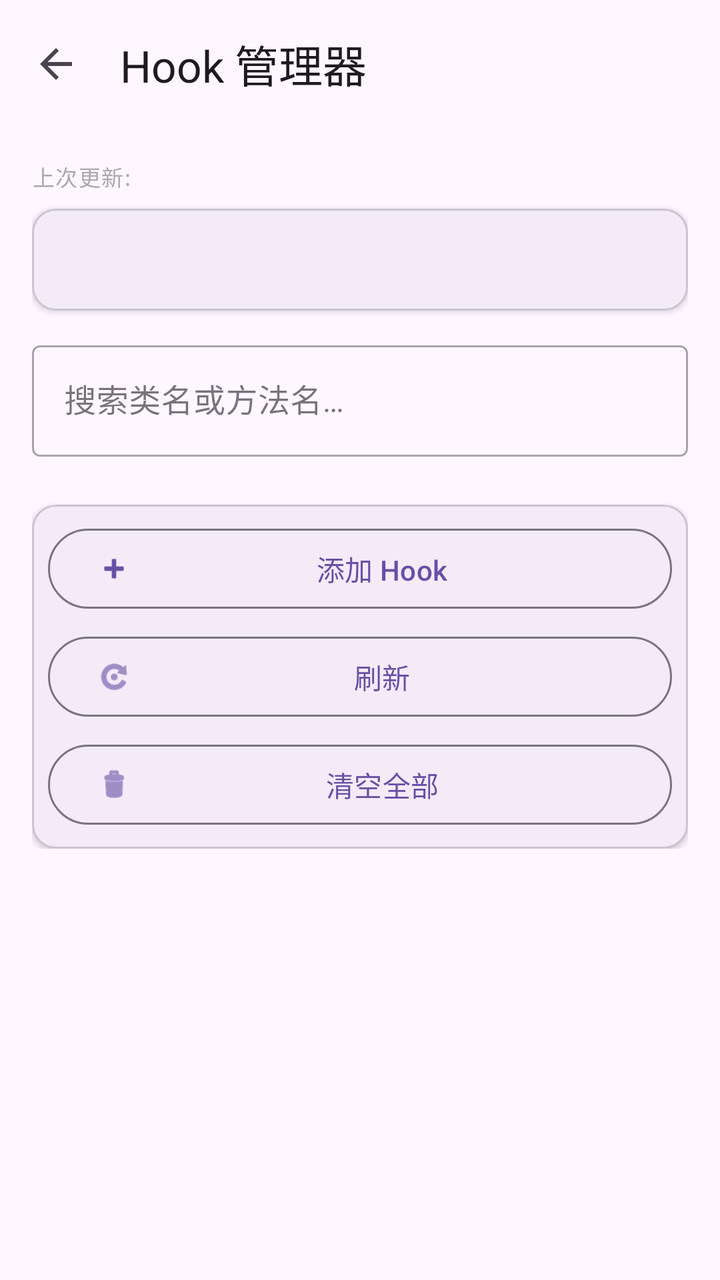
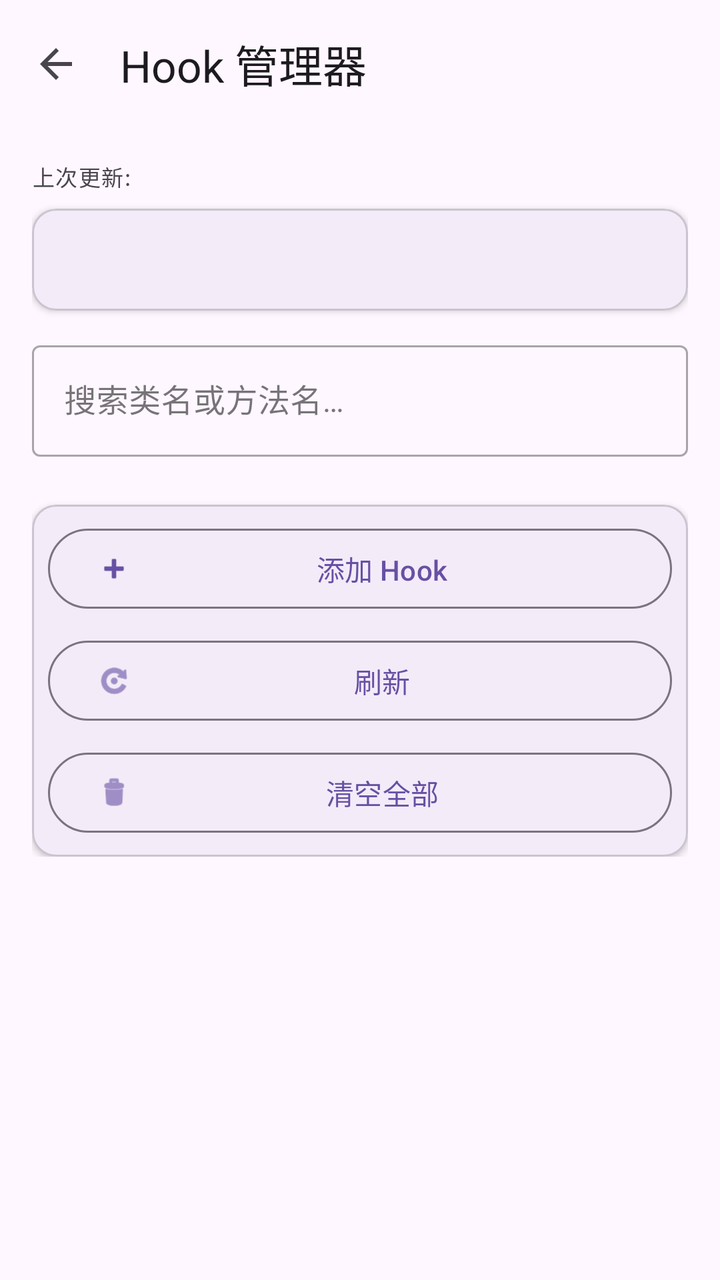

Screens rendered from an Android XML layout before and after an edit, with the pre-edit source and the edit as a unified diff.
<!-- AndroidManifest.xml: activity theme Theme.JustNothing -->
<!-- res/layout/activity_hook_manager.xml -->
<?xml version="1.0" encoding="utf-8"?>
<androidx.coordinatorlayout.widget.CoordinatorLayout
    xmlns:android="http://schemas.android.com/apk/res/android"
    xmlns:app="http://schemas.android.com/apk/res-auto"
    android:layout_width="match_parent"
    android:layout_height="match_parent">

    <com.google.android.material.appbar.AppBarLayout
        android:layout_width="match_parent"
        android:layout_height="wrap_content">

        <com.google.android.material.appbar.MaterialToolbar
            android:id="@+id/toolbar"
            android:layout_width="match_parent"
            android:layout_height="?attr/actionBarSize"
            app:title="@string/analysis_hook_title"
            app:navigationIcon="?attr/homeAsUpIndicator" />

    </com.google.android.material.appbar.AppBarLayout>

    <androidx.core.widget.NestedScrollView
        android:id="@+id/nested_scroll"
        android:layout_width="match_parent"
        android:layout_height="match_parent"
        app:layout_behavior="@string/appbar_scrolling_view_behavior">

        <LinearLayout
            android:layout_width="match_parent"
            android:layout_height="wrap_content"
            android:orientation="vertical"
            android:padding="16dp">

            
            <LinearLayout
                android:layout_width="match_parent"
                android:layout_height="wrap_content"
                android:orientation="horizontal"
                android:gravity="center_vertical"
                android:paddingBottom="8dp">

                <TextView
                    android:id="@+id/tv_last_update_label"
                    android:layout_width="0dp"
                    android:layout_height="wrap_content"
                    android:layout_weight="1"
                    android:text="@string/analysis_hook_last_update"
                    android:textAppearance="?attr/textAppearanceLabelSmall"
                    android:textColor="@android:color/darker_gray" />

                <TextView
                    android:id="@+id/tv_last_update_time"
                    android:layout_width="wrap_content"
                    android:layout_height="wrap_content"
                    android:textAppearance="?attr/textAppearanceLabelSmall"
                    android:textColor="@android:color/darker_gray" />

            </LinearLayout>

            
            <com.google.android.material.card.MaterialCardView
                android:layout_width="match_parent"
                android:layout_height="wrap_content"
                android:layout_marginBottom="12dp"
                app:cardCornerRadius="12dp"
                app:cardElevation="2dp">

                <LinearLayout
                    android:layout_width="match_parent"
                    android:layout_height="wrap_content"
                    android:orientation="vertical"
                    android:padding="16dp">

                    <TextView
                        android:id="@+id/tv_hook_stats"
                        android:layout_width="match_parent"
                        android:layout_height="wrap_content"
                        android:textAppearance="?attr/textAppearanceBodyMedium" />

                </LinearLayout>
            </com.google.android.material.card.MaterialCardView>

            
            <com.google.android.material.textfield.TextInputLayout
                android:layout_width="match_parent"
                android:layout_height="wrap_content"
                android:layout_marginBottom="12dp"
                style="@style/Widget.MaterialComponents.TextInputLayout.OutlinedBox">

                <com.google.android.material.textfield.TextInputEditText
                    android:id="@+id/et_search"
                    android:layout_width="match_parent"
                    android:layout_height="wrap_content"
                    android:hint="@string/analysis_hook_search_hint"
                    android:inputType="text"
                    android:singleLine="true"
                    android:imeOptions="actionSearch" />

            </com.google.android.material.textfield.TextInputLayout>

            
            <LinearLayout
                android:id="@+id/layout_hook_groups"
                android:layout_width="match_parent"
                android:layout_height="wrap_content"
                android:orientation="vertical" />

            
            <com.google.android.material.card.MaterialCardView
                android:layout_width="match_parent"
                android:layout_height="wrap_content"
                android:layout_marginTop="12dp"
                app:cardCornerRadius="12dp"
                app:cardElevation="2dp">

                <LinearLayout
                    android:layout_width="match_parent"
                    android:layout_height="wrap_content"
                    android:orientation="vertical"
                    android:padding="8dp">

                    <com.google.android.material.button.MaterialButton
                        android:id="@+id/btn_add"
                        android:layout_width="match_parent"
                        android:layout_height="wrap_content"
                        android:layout_marginBottom="6dp"
                        android:text="@string/analysis_hook_btn_add"
                        app:icon="@android:drawable/ic_input_add"
                        style="@style/Widget.Material3.Button.OutlinedButton" />

                    <com.google.android.material.button.MaterialButton
                        android:id="@+id/btn_refresh"
                        android:layout_width="match_parent"
                        android:layout_height="wrap_content"
                        android:layout_marginBottom="6dp"
                        android:text="@string/analysis_hook_btn_refresh"
                        app:icon="@android:drawable/ic_menu_rotate"
                        style="@style/Widget.Material3.Button.OutlinedButton" />

                    <com.google.android.material.button.MaterialButton
                        android:id="@+id/btn_clear_all"
                        android:layout_width="match_parent"
                        android:layout_height="wrap_content"
                        android:text="@string/analysis_hook_btn_clear_all"
                        app:icon="@android:drawable/ic_menu_delete"
                        style="@style/Widget.Material3.Button.OutlinedButton" />

                </LinearLayout>
            </com.google.android.material.card.MaterialCardView>

        </LinearLayout>
    </androidx.core.widget.NestedScrollView>

</androidx.coordinatorlayout.widget.CoordinatorLayout>
<!-- resources referenced by this layout -->
<resources>
  <string name="analysis_hook_btn_add">添加 Hook</string>
  <string name="analysis_hook_btn_clear_all">清空全部</string>
  <string name="analysis_hook_btn_refresh">刷新</string>
  <string name="analysis_hook_last_update">上次更新:</string>
  <string name="analysis_hook_search_hint">搜索类名或方法名…</string>
  <string name="analysis_hook_title">Hook 管理器</string>
  <style name="Theme.JustNothing" parent="Base.Theme.JustNothing" />
  <style name="Base.Theme.JustNothing" parent="Theme.Material3.DayNight.NoActionBar">
          
          
      </style>
</resources>

<!-- the commit's change to res/layout/activity_hook_manager.xml (unified diff, before → after) -->
@@ -28,7 +28,7 @@
             android:layout_width="match_parent"
             android:layout_height="wrap_content"
             android:orientation="vertical"
-            android:padding="16dp">
+            android:padding="@dimen/spacing_16">
 
             
             <LinearLayout
@@ -36,7 +36,7 @@
                 android:layout_height="wrap_content"
                 android:orientation="horizontal"
                 android:gravity="center_vertical"
-                android:paddingBottom="8dp">
+                android:paddingBottom="@dimen/spacing_8">
 
                 <TextView
                     android:id="@+id/tv_last_update_label"
@@ -45,14 +45,14 @@
                     android:layout_weight="1"
                     android:text="@string/analysis_hook_last_update"
                     android:textAppearance="?attr/textAppearanceLabelSmall"
-                    android:textColor="@android:color/darker_gray" />
+                    android:textColor="?attr/colorOnSurfaceVariant" />
 
                 <TextView
                     android:id="@+id/tv_last_update_time"
                     android:layout_width="wrap_content"
                     android:layout_height="wrap_content"
                     android:textAppearance="?attr/textAppearanceLabelSmall"
-                    android:textColor="@android:color/darker_gray" />
+                    android:textColor="?attr/colorOnSurfaceVariant" />
 
             </LinearLayout>
 
@@ -60,7 +60,7 @@
             <com.google.android.material.card.MaterialCardView
                 android:layout_width="match_parent"
                 android:layout_height="wrap_content"
-                android:layout_marginBottom="12dp"
+                android:layout_marginBottom="@dimen/spacing_12"
                 app:cardCornerRadius="12dp"
                 app:cardElevation="2dp">
 
@@ -68,7 +68,7 @@
                     android:layout_width="match_parent"
                     android:layout_height="wrap_content"
                     android:orientation="vertical"
-                    android:padding="16dp">
+                    android:padding="@dimen/spacing_16">
 
                     <TextView
                         android:id="@+id/tv_hook_stats"
@@ -83,7 +83,7 @@
             <com.google.android.material.textfield.TextInputLayout
                 android:layout_width="match_parent"
                 android:layout_height="wrap_content"
-                android:layout_marginBottom="12dp"
+                android:layout_marginBottom="@dimen/spacing_12"
                 style="@style/Widget.MaterialComponents.TextInputLayout.OutlinedBox">
 
                 <com.google.android.material.textfield.TextInputEditText
@@ -108,7 +108,7 @@
             <com.google.android.material.card.MaterialCardView
                 android:layout_width="match_parent"
                 android:layout_height="wrap_content"
-                android:layout_marginTop="12dp"
+                android:layout_marginTop="@dimen/spacing_12"
                 app:cardCornerRadius="12dp"
                 app:cardElevation="2dp">
 
@@ -116,13 +116,13 @@
                     android:layout_width="match_parent"
                     android:layout_height="wrap_content"
                     android:orientation="vertical"
-                    android:padding="8dp">
+                    android:padding="@dimen/spacing_8">
 
                     <com.google.android.material.button.MaterialButton
                         android:id="@+id/btn_add"
                         android:layout_width="match_parent"
                         android:layout_height="wrap_content"
-                        android:layout_marginBottom="6dp"
+                        android:layout_marginBottom="@dimen/spacing_8"
                         android:text="@string/analysis_hook_btn_add"
                         app:icon="@android:drawable/ic_input_add"
                         style="@style/Widget.Material3.Button.OutlinedButton" />
@@ -131,7 +131,7 @@
                         android:id="@+id/btn_refresh"
                         android:layout_width="match_parent"
                         android:layout_height="wrap_content"
-                        android:layout_marginBottom="6dp"
+                        android:layout_marginBottom="@dimen/spacing_8"
                         android:text="@string/analysis_hook_btn_refresh"
                         app:icon="@android:drawable/ic_menu_rotate"
                         style="@style/Widget.Material3.Button.OutlinedButton" />
<!-- resource entries referenced after the edit -->
@@ -1,5 +1,8 @@
 <!-- resources referenced by this layout -->
 <resources>
+  <dimen name="spacing_12">12dp</dimen>
+  <dimen name="spacing_16">16dp</dimen>
+  <dimen name="spacing_8">8dp</dimen>
   <string name="analysis_hook_btn_add">添加 Hook</string>
   <string name="analysis_hook_btn_clear_all">清空全部</string>
   <string name="analysis_hook_btn_refresh">刷新</string>
@@ -9,7 +12,6 @@
   <style name="Theme.JustNothing" parent="Base.Theme.JustNothing" />
   <style name="Base.Theme.JustNothing" parent="Theme.Material3.DayNight.NoActionBar">
           
-          
       </style>
 </resources>
 
